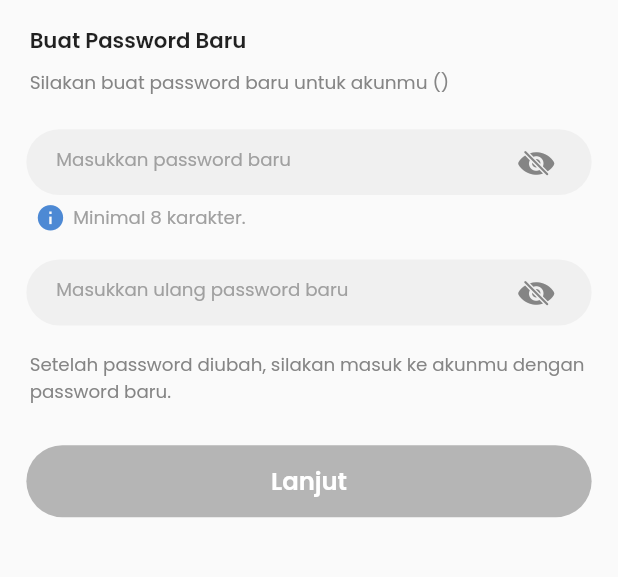
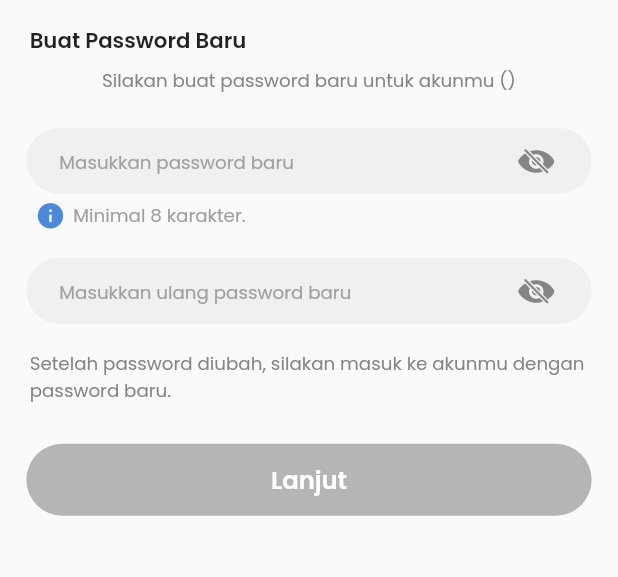
Before and after one commit to juragancode/sample, a Flutter app: the AturUlangPasswordView screen opened by its route, on a phone screen of 412 x 824 dp, the part 60-637 px from its top. Run offline on Flutter 3.47's test engine with Material 2 defaults, Android fonts, the phone set to English and light mode, and no system bars; our stand-ins replace flutter_screenutil, flutter_svg, get, get_storage, permission_handler, pin_code_fields; missing offline and left inert: text_divider; accounts and stored records are empty.

Commit message:
validator atur pass baru minimal 8

```diff
--- a/lib/app/modules/aturUlangPassword/views/atur_ulang_password_view.dart
+++ b/lib/app/modules/aturUlangPassword/views/atur_ulang_password_view.dart
@@ -69,26 +69,20 @@ class AturUlangPasswordView extends GetView<AturUlangPasswordController> {
                 ],
               ),
               SizedBox(height: 8.h),
-              Row(
-                children: [
-                  SizedBox(width: 18.w),
-                  Flexible(
-                    child: Wrap(
-                      children: [
-                        Text(
+              Padding(
+                padding: EdgeInsets.symmetric(horizontal: 18.w),
+                child: Center(
+                  child: Text(
                     "Silakan buat password baru untuk akunmu".tr +
                         " (${email.emailLupaPassC.text})",
                     style: TextStyle(
-                            fontSize: 12.sp.sp,
+                      fontSize: 12.sp,
                       fontFamily: 'Poppins',
                       fontWeight: FontWeight.w400,
                       color: Color(0xFF858585),
                     ),
                   ),
-                      ],
                 ),
-                  ),
-                ],
               ),
               SizedBox(height: 16.w),
               SizedBox(height: 4.w),
@@ -104,6 +98,11 @@ class AturUlangPasswordView extends GetView<AturUlangPasswordController> {
                     onChanged: (value) {
                       controller.checkKesamaanPassword();
                     },
+                    style: TextStyle(
+                      fontSize: 12.sp,
+                      fontWeight: FontWeight.w400,
+                      color: Color(0xFF333333),
+                    ),
                     focusNode: controller.passBaruFN,
                     controller: controller.passBaruC,
                     textInputAction: TextInputAction.next,
@@ -114,8 +113,8 @@ class AturUlangPasswordView extends GetView<AturUlangPasswordController> {
                     decoration: InputDecoration(
                       border: InputBorder.none,
                       hintText: 'Masukkan password baru'.tr,
-                      contentPadding:
-                          EdgeInsets.symmetric(horizontal: 20, vertical: 18),
+                      contentPadding: EdgeInsets.symmetric(
+                          horizontal: 20.w, vertical: 12.w),
                       hintStyle: TextStyle(
                         fontSize: 12.sp,
                         fontFamily: 'Poppins',
@@ -175,6 +174,11 @@ class AturUlangPasswordView extends GetView<AturUlangPasswordController> {
                     onChanged: (value) {
                       controller.checkKesamaanPassword();
                     },
+                    style: TextStyle(
+                      fontSize: 12.sp,
+                      fontWeight: FontWeight.w400,
+                      color: Color(0xFF333333),
+                    ),
                     focusNode: controller.passBaruUlangFN,
                     controller: controller.passBaruUlangC,
                     textInputAction: TextInputAction.done,
@@ -185,8 +189,8 @@ class AturUlangPasswordView extends GetView<AturUlangPasswordController> {
                     decoration: InputDecoration(
                       border: InputBorder.none,
                       hintText: 'Masukkan ulang password baru'.tr,
-                      contentPadding:
-                          EdgeInsets.symmetric(horizontal: 20, vertical: 18),
+                      contentPadding: EdgeInsets.symmetric(
+                          horizontal: 20.w, vertical: 12.w),
                       hintStyle: TextStyle(
                         fontSize: 12.sp,
                         fontFamily: 'Poppins',
@@ -213,13 +217,10 @@ class AturUlangPasswordView extends GetView<AturUlangPasswordController> {
                 ),
               ),
               SizedBox(height: 16.w),
-              Row(
-                children: [
-                  SizedBox(width: 18.w),
-                  Flexible(
-                    child: Wrap(
-                      children: [
-                        Text(
+              Padding(
+                padding: EdgeInsets.symmetric(horizontal: 18.w),
+                child: Center(
+                  child: Text(
                     "Setelah password diubah, silakan masuk ke akunmu dengan password baru."
                         .tr,
                     style: TextStyle(
@@ -229,10 +230,7 @@ class AturUlangPasswordView extends GetView<AturUlangPasswordController> {
                       color: Color(0xFF858585),
                     ),
                   ),
-                      ],
                 ),
-                  ),
-                ],
               ),
               SizedBox(height: 24.w),
               Center(
@@ -240,7 +238,11 @@ class AturUlangPasswordView extends GetView<AturUlangPasswordController> {
                   () => DecoratedBox(
                     decoration: BoxDecoration(
                       gradient: LinearGradient(
-                        colors: controller.passwordSama.isTrue
+                        colors: controller.passwordSama.isTrue &&
+                                controller.passBaruC.text.isNotEmpty &&
+                                controller.passBaruUlangC.text.isNotEmpty &&
+                                controller.passBaruC.text.length == 8 &&
+                                controller.passBaruUlangC.text.length == 8
                             ? [
                                 Color(0xFF4D89D4),
                                 Color(0xFF216BC9),
@@ -256,7 +258,11 @@ class AturUlangPasswordView extends GetView<AturUlangPasswordController> {
                     ),
                     child: ElevatedButton(
                       style: ElevatedButton.styleFrom(
-                        splashFactory: controller.passwordSama.isTrue
+                        splashFactory: controller.passwordSama.isTrue &&
+                                controller.passBaruC.text.isNotEmpty &&
+                                controller.passBaruUlangC.text.isNotEmpty &&
+                                controller.passBaruC.text.length == 8 &&
+                                controller.passBaruUlangC.text.length == 8
                             ? InkSplash.splashFactory
                             : NoSplash.splashFactory,
                         backgroundColor: Colors.transparent,
@@ -271,7 +277,9 @@ class AturUlangPasswordView extends GetView<AturUlangPasswordController> {
                         ),
                         fixedSize: Size(343.w, 42.w),
                       ),
-                      onPressed: controller.passwordSama.isTrue
+                      onPressed: controller.passwordSama.isTrue &&
+                              controller.passBaruC.text.isNotEmpty &&
+                              controller.passBaruUlangC.text.isNotEmpty
                           ? () {
                               Get.dialog(
                                 splashPassBerhasilDiperbaharui(),
--- a/lib/app/modules/intro_screen/views/intro_screen_view.dart
+++ b/lib/app/modules/intro_screen/views/intro_screen_view.dart
@@ -79,7 +79,8 @@ class IntroScreenView extends GetView<IntroScreenController> {
                             ),
                             SizedBox(height: 8.h),
                             Container(
-                              margin: EdgeInsets.symmetric(horizontal: 16.w),
+                              // margin: EdgeInsets.symmetric(horizontal: 16.w),
+                              margin: EdgeInsets.symmetric(horizontal: 4.w),
                               child: Text.rich(
                                 TextSpan(
                                   children: [
@@ -194,7 +195,8 @@ class IntroScreenView extends GetView<IntroScreenController> {
             alignment: Alignment.topCenter,
             child: Obx(
               () => Container(
-                margin: EdgeInsets.only(top: 590.h),
+                margin: EdgeInsets.only(top: 190 * (3.h)),
+                // margin: EdgeInsets.only(top: (Get.height / (17)) * 11.8.h),
                 child: Row(
                   mainAxisAlignment: MainAxisAlignment.center,
                   children: List.generate(
--- a/lib/app/modules/login/views/login_view.dart
+++ b/lib/app/modules/login/views/login_view.dart
@@ -130,7 +130,7 @@ class LoginView extends GetView<LoginController> {
                             : null,
                         hintText: 'Ex: janedoe@email.com',
                         contentPadding: EdgeInsets.symmetric(
-                            horizontal: 20.w, vertical: 14.w),
+                            horizontal: 20.w, vertical: 10.w),
                         hintStyle: TextStyle(
                           fontSize: 12.sp,
                           fontFamily: 'Poppins',
@@ -187,7 +187,7 @@ class LoginView extends GetView<LoginController> {
                         border: InputBorder.none,
                         hintText: 'Masukkan password'.tr,
                         contentPadding: EdgeInsets.symmetric(
-                            horizontal: 20.w, vertical: 14.w),
+                            horizontal: 20.w, vertical: 10.w),
                         hintStyle: TextStyle(
                           fontSize: 12.sp,
                           fontFamily: 'Poppins',
--- a/lib/app/modules/register/views/register_view.dart
+++ b/lib/app/modules/register/views/register_view.dart
@@ -136,7 +136,7 @@ class RegisterView extends GetView<RegisterController> {
                         ),
                         hintText: 'Ex: janedoe@email.com',
                         contentPadding: EdgeInsets.symmetric(
-                            horizontal: 20.w, vertical: 14.w),
+                            horizontal: 20.w, vertical: 10.w),
                         hintStyle: TextStyle(
                           fontSize: 12.sp,
                           fontFamily: 'Poppins',
```
Also changed, not shown: lib/app/modules/lupaPassword/views/lupa_password_view.dart (+15 -17 lines). Lines whose indentation alone changed are shown as unchanged.
